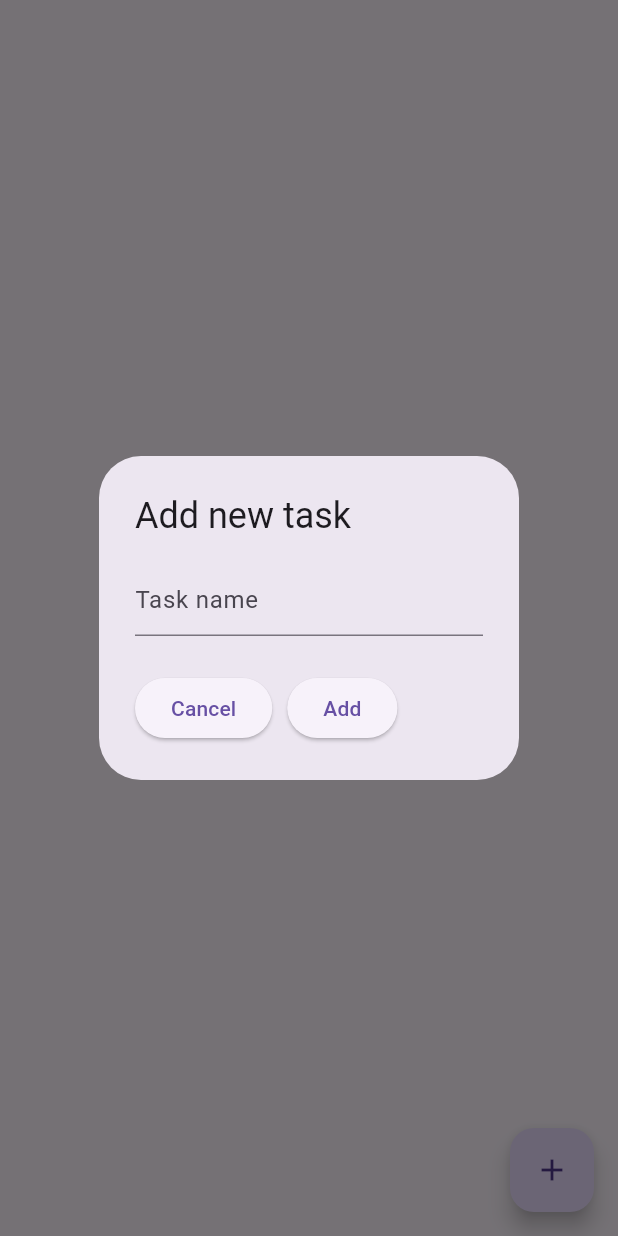
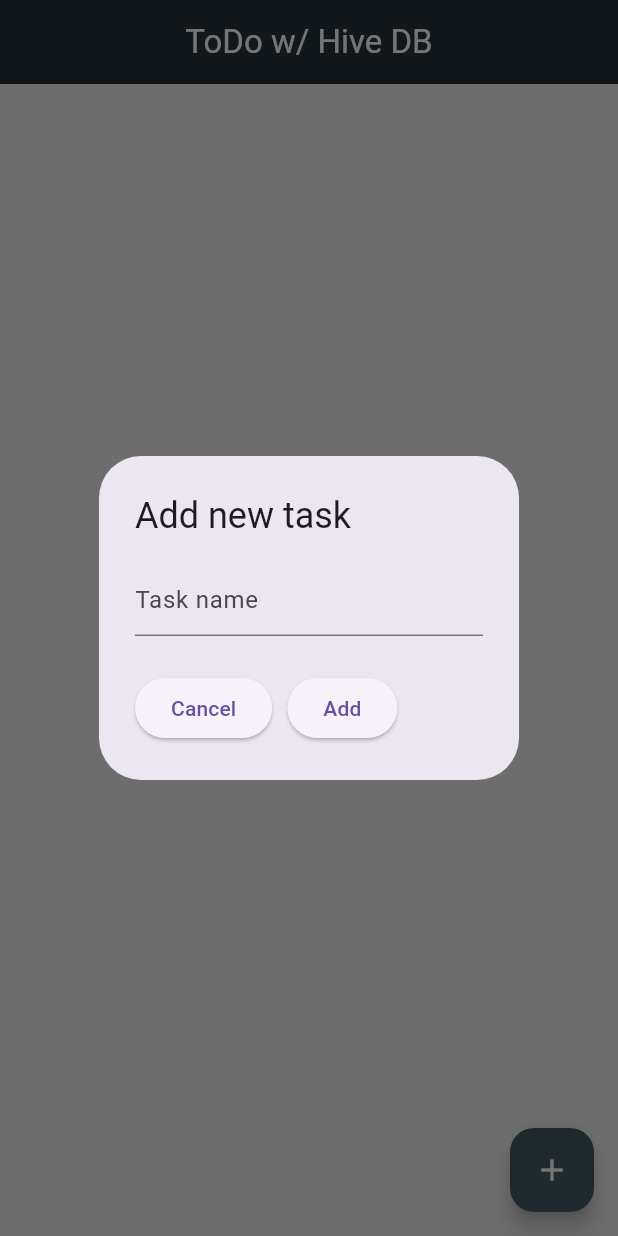
Before and after one commit to devLusk/flutter-hive-example, a Flutter app: the screen it shows after launch, after a tap on the "add" icon, on a phone screen of 412 x 824 dp. Run offline on Flutter 3.47's test engine with Material 3 defaults, Android fonts, the phone set to English and light mode, and no system bars; missing offline and left inert: hive_local_storage; accounts and stored records are empty; statements that could not run were skipped.

Commit message:
decorating listview

```diff
--- a/lib/pages/home_page.dart
+++ b/lib/pages/home_page.dart
@@ -48,7 +48,13 @@ class _HomePageState extends State<HomePage> {
   @override
   Widget build(BuildContext context) {
     return Scaffold(
-      // Add button
+      backgroundColor: Colors.grey[200],
+      appBar: AppBar(
+        title: const Text("ToDo w/ Hive DB"),
+        centerTitle: true,
+        backgroundColor: Colors.blueGrey[900],
+        foregroundColor: Colors.white,
+      ),
       floatingActionButton: FloatingActionButton(
         onPressed:
             () => showDialog(
@@ -59,23 +65,40 @@ class _HomePageState extends State<HomePage> {
                     onAdd: addTodo,
                   ),
             ),
-        child: Icon(Icons.add),
+        backgroundColor: Colors.blueGrey[700],
+        child: Icon(Icons.add, color: Colors.white),
       ),
-
-      // ListView of todos
-      body: ListView.builder(
+      body: Padding(
+        padding: EdgeInsets.all(24.0),
+        child: ListView.builder(
           itemCount: todos.length,
           itemBuilder: (context, index) {
             final todo = todos[index];
-          return ListTile(
-            title: Text(todo),
+            return Container(
+              margin: EdgeInsets.only(top: 10),
+              decoration: BoxDecoration(
+                color: Colors.blueGrey[50],
+                borderRadius: BorderRadius.circular(10),
+                boxShadow: [
+                  BoxShadow(
+                    color: Colors.grey.withValues(alpha: 0.5),
+                    spreadRadius: 2,
+                    blurRadius: 5,
+                    offset: Offset(0, 3),
+                  ),
+                ],
+              ),
+              child: ListTile(
+                title: Text(todo, style: TextStyle(fontSize: 16)),
                 trailing: IconButton(
                   onPressed: () => deleteTodo(index),
-              icon: Icon(Icons.delete),
+                  icon: Icon(Icons.delete, color: Colors.red[300]),
+                ),
               ),
             );
           },
         ),
+      ),
     );
   }
 }
```
Lines whose indentation alone changed are shown as unchanged.
